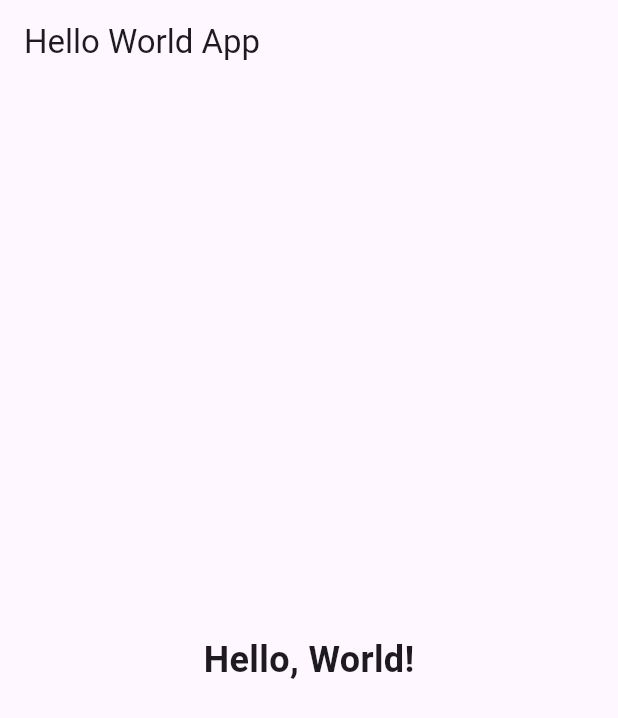
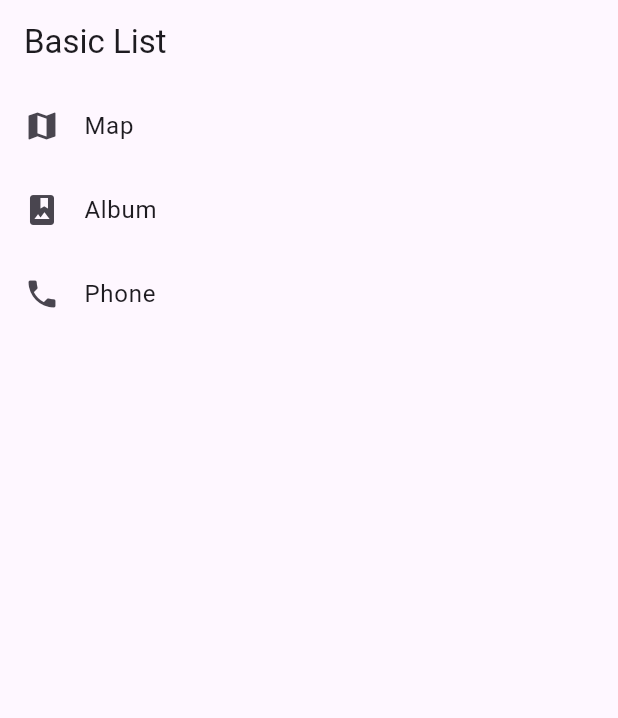
Before and after one commit to Subit418/flutter, a Flutter app: the screen it shows after launch, on a phone screen of 412 x 824 dp. Shown: the top 718 px of the screen. Run offline on Flutter 3.47's test engine with Material 3 defaults, Android fonts, the phone set to English and light mode, and no system bars.

Commit message:
first commit

```diff
--- a/lib/main.dart
+++ b/lib/main.dart
@@ -1,23 +1,24 @@
 import 'package:flutter/material.dart';
 
-void main() {
-  runApp(const MyApp());
-}
+void main() => runApp(const MyApp());
 
 class MyApp extends StatelessWidget {
   const MyApp({super.key});
 
   @override
   Widget build(BuildContext context) {
+    const title = 'Basic List';
+
     return MaterialApp(
-      debugShowCheckedModeBanner: false,
+      title: title,
       home: Scaffold(
-        appBar: AppBar(title: const Text('Hello World App')),
-        body: const Center(
-          child: Text(
-            'Hello, World!',
-            style: TextStyle(fontSize: 24, fontWeight: FontWeight.bold),
-          ),
+        appBar: AppBar(title: const Text(title)),
+        body: ListView(
+          children: const <Widget>[
+            ListTile(leading: Icon(Icons.map), title: Text('Map')),
+            ListTile(leading: Icon(Icons.photo_album), title: Text('Album')),
+            ListTile(leading: Icon(Icons.phone), title: Text('Phone')),
+          ],
         ),
       ),
     );
```
